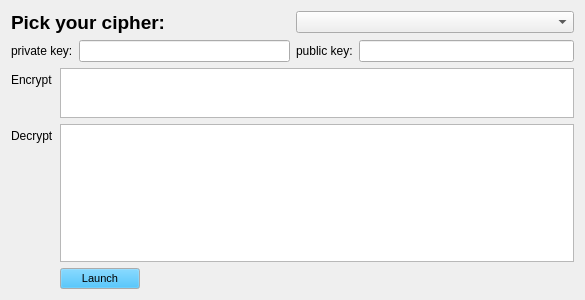
Above: ciphers-list.ui from MohamedMouloudj/Ciphers-app before the change. Below: the same form after it.
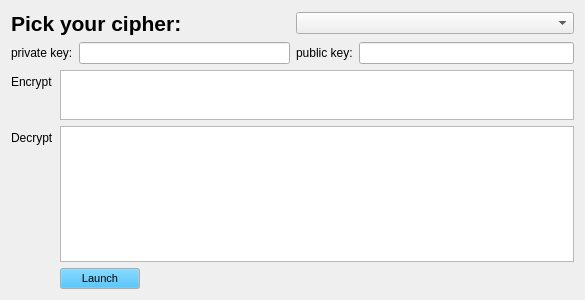
That is the form after the change.

What changed in the file:
```diff
--- a/ciphers-list.ui
+++ b/ciphers-list.ui
@@ -28,7 +28,7 @@
         <widget class="QLabel" name="label">
          <property name="font">
           <font>
-           <pointsize>14</pointsize>
+           <pointsize>16</pointsize>
            <weight>75</weight>
            <bold>true</bold>
           </font>
```
